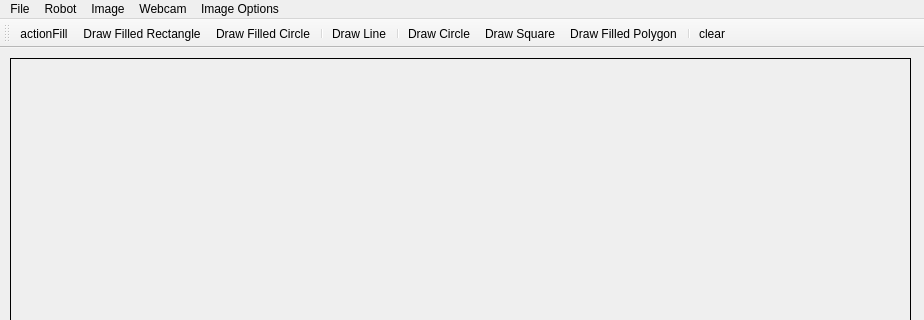
Before: the Qt Designer form BobRoss/Sketchpad.ui in dongbu/painterRHIT, drawn with Qt 5; both pictures show x 0 to 924 and y 0 to 320 of the 924 by 857 pixel window.
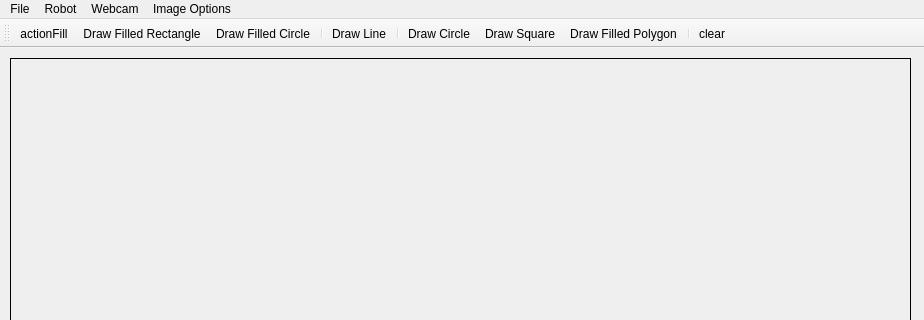
After: the same form once the commit is applied. Icons and pictures are not drawn.

```diff
--- a/BobRoss/Sketchpad.ui
+++ b/BobRoss/Sketchpad.ui
@@ -37,7 +37,7 @@
      <x>0</x>
      <y>0</y>
      <width>924</width>
-     <height>21</height>
+     <height>26</height>
     </rect>
    </property>
    <widget class="QMenu" name="menuFile">
@@ -63,14 +63,6 @@
     <addaction name="menuWorkspace"/>
     <addaction name="actionShutdown"/>
    </widget>
-   <widget class="QMenu" name="menuImage">
-    <property name="title">
-     <string>Image</string>
-    </property>
-    <addaction name="actionLoad_Photo_Canny"/>
-    <addaction name="actionLoad_Photo_Kmeans"/>
-    <addaction name="actionSnap_Webcam_Picture"/>
-   </widget>
    <widget class="QMenu" name="menuWebcam">
     <property name="title">
      <string>Webcam</string>
@@ -89,7 +81,6 @@
    </widget>
    <addaction name="menuFile"/>
    <addaction name="menuRobot"/>
-   <addaction name="menuImage"/>
    <addaction name="menuWebcam"/>
    <addaction name="menuImage_Options"/>
   </widget>
```
